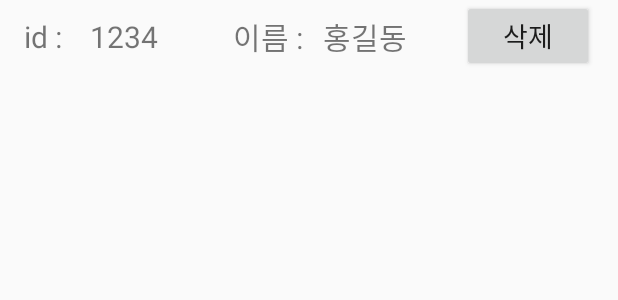
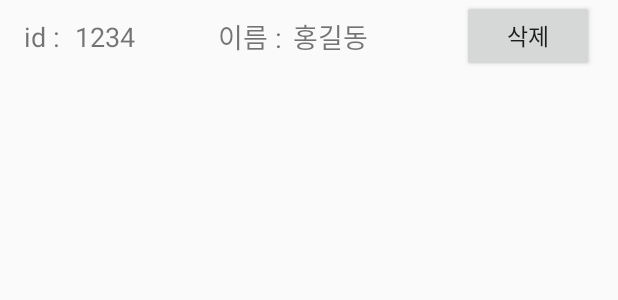
Before and after one commit to Hyunji99Choi/WeekendFarm, an Android app: the layout view_managerpage_hasmember.xml on its own in the app's theme, with its tools: preview values and no code run, on a phone screen of 412 x 824 dp. Shown: the top 300 px of the screen. Run offline under Robolectric (Android 15) with nearby library versions, the light colour scheme and no system bars.

Commit message:
디자인 내폰에 맞게 변경

```diff
--- a/app/src/main/res/layout/view_managerpage_hasmember.xml
+++ b/app/src/main/res/layout/view_managerpage_hasmember.xml
@@ -12,7 +12,7 @@
         android:layout_gravity="center"
         android:layout_marginStart="16dp"
         android:text="id : "
-        android:textSize="20sp"
+        android:textSize="18sp"
         app:layout_constraintBottom_toBottomOf="parent"
         app:layout_constraintStart_toStartOf="parent"
         app:layout_constraintTop_toTopOf="parent" />
@@ -22,9 +22,9 @@
         android:layout_width="wrap_content"
         android:layout_height="wrap_content"
         android:layout_gravity="center"
-        android:layout_marginStart="60dp"
+        android:layout_marginStart="50dp"
         android:text="1234"
-        android:textSize="20sp"
+        android:textSize="18sp"
         app:layout_constraintBottom_toBottomOf="parent"
         app:layout_constraintStart_toStartOf="parent"
         app:layout_constraintTop_toTopOf="parent" />
@@ -34,9 +34,9 @@
         android:layout_width="wrap_content"
         android:layout_height="wrap_content"
         android:layout_gravity="center"
-        android:layout_marginStart="155dp"
+        android:layout_marginStart="145dp"
         android:text="이름 : "
-        android:textSize="20sp"
+        android:textSize="18sp"
         app:layout_constraintBottom_toBottomOf="parent"
         app:layout_constraintStart_toStartOf="parent"
         app:layout_constraintTop_toTopOf="parent" />
@@ -46,9 +46,9 @@
         android:layout_width="wrap_content"
         android:layout_height="wrap_content"
         android:layout_gravity="center"
-        android:layout_marginStart="215dp"
+        android:layout_marginStart="195dp"
         android:text="홍길동"
-        android:textSize="20sp"
+        android:textSize="18sp"
         app:layout_constraintBottom_toBottomOf="parent"
         app:layout_constraintStart_toStartOf="parent"
         app:layout_constraintTop_toTopOf="parent" />
@@ -60,7 +60,7 @@
         android:layout_gravity="center"
         android:layout_marginEnd="16dp"
         android:text="삭제"
-        android:textSize="18sp"
+        android:textSize="15sp"
         app:layout_constraintBottom_toBottomOf="parent"
         app:layout_constraintEnd_toEndOf="parent"
         app:layout_constraintTop_toTopOf="parent" />
--- a/app/src/main/res/layout/view_managerpage_memberlist.xml
+++ b/app/src/main/res/layout/view_managerpage_memberlist.xml
@@ -28,7 +28,7 @@
         android:layout_width="wrap_content"
         android:layout_height="wrap_content"
         android:layout_gravity="center"
-        android:layout_marginStart="270dp"
+        android:layout_marginStart="230dp"
         android:layout_marginTop="8dp"
         android:layout_marginBottom="9dp"
         android:text="1234"
@@ -42,7 +42,7 @@
         android:layout_width="wrap_content"
         android:layout_height="wrap_content"
         android:layout_gravity="center"
-        android:layout_marginStart="120dp"
+        android:layout_marginStart="100dp"
         android:layout_marginTop="8dp"
         android:layout_marginBottom="9dp"
         android:text="홍길동"
```
